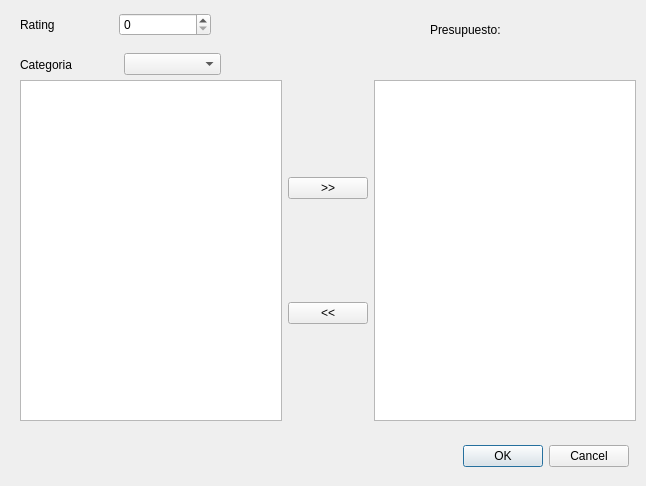
Old version of the form Visuales/Regla2.ui in the repository josecl200/ProyectoLibrosProlog.
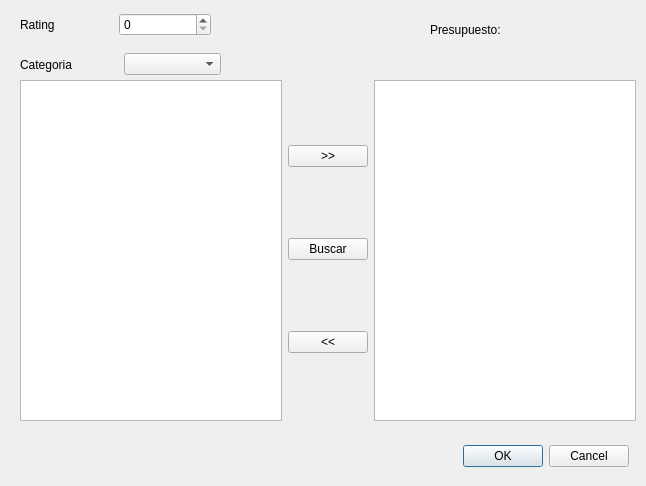
New version of the form.

```diff
--- a/Visuales/Regla2.ui
+++ b/Visuales/Regla2.ui
@@ -92,6 +92,13 @@
         </property>
        </widget>
       </item>
+      <item>
+       <widget class="QPushButton" name="pbBuscar">
+        <property name="text">
+         <string>Buscar</string>
+        </property>
+       </widget>
+      </item>
       <item>
        <widget class="QPushButton" name="pbRemove">
         <property name="text">
@@ -128,7 +135,7 @@
     </item>
    </layout>
   </widget>
-  <widget class="QWidget" name="">
+  <widget class="QWidget" name="layoutWidget">
    <property name="geometry">
     <rect>
      <x>20</x>
```
Left out of the diff: 6 changed lines with no effect on the pictures.
